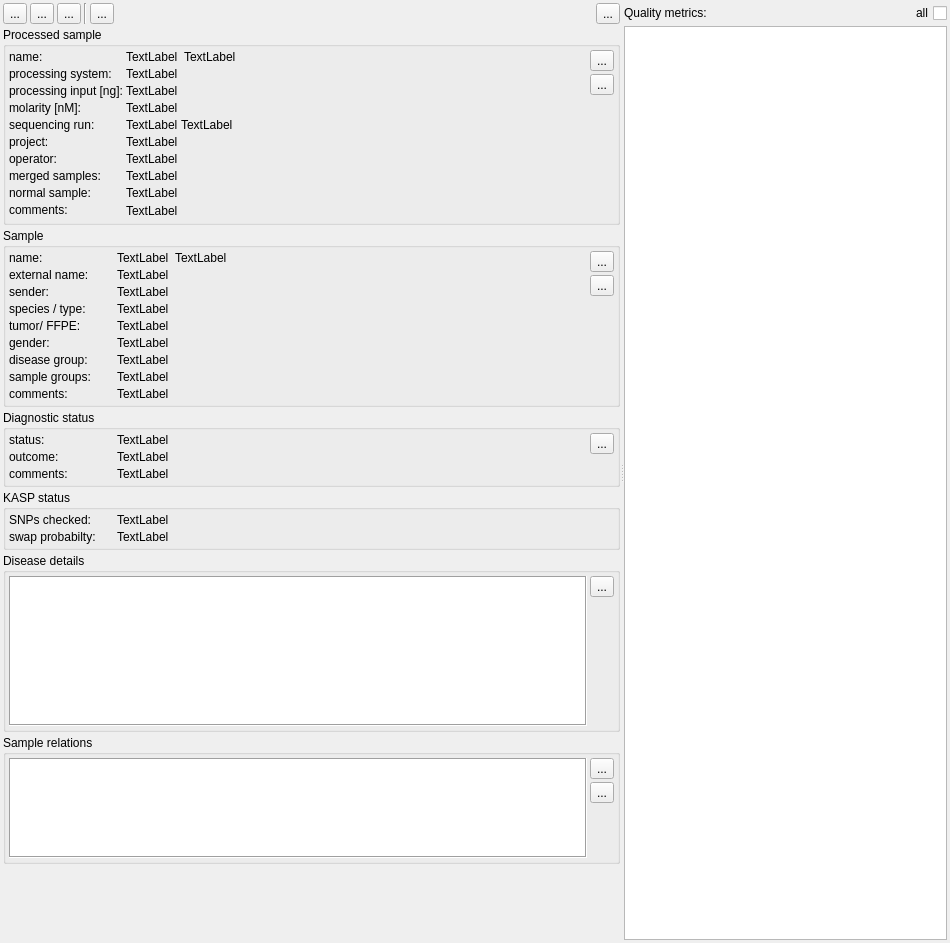
This is src/GSvar/ProcessedSampleWidget.ui in imgag/ngs-bits as Qt 5 draws it before an edit. The edited form follows.
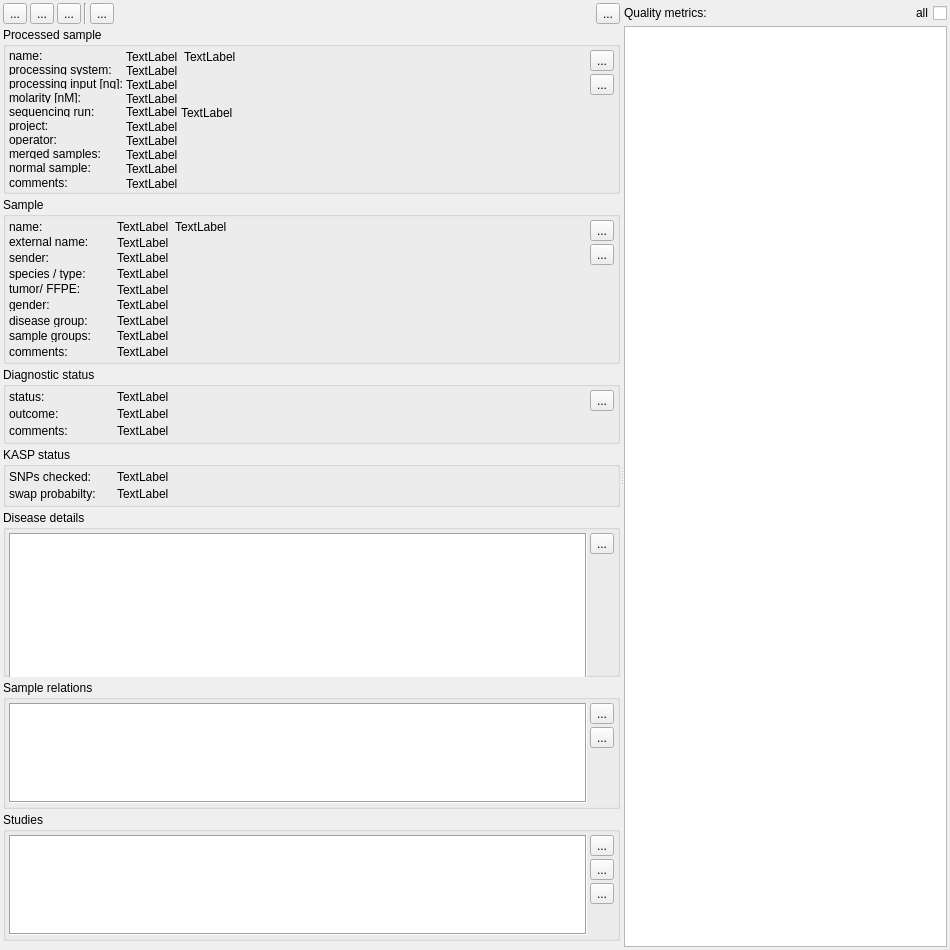
This is the edited form. Icons and pictures are not drawn. Custom widgets are drawn as their Qt base class.

Commit message: NGSD/GSvar: Added studies (processed samples can be assigned to several studies).

Diff of the .ui file:
```diff
--- a/src/GSvar/ProcessedSampleWidget.ui
+++ b/src/GSvar/ProcessedSampleWidget.ui
@@ -7,13 +7,13 @@
     <x>0</x>
     <y>0</y>
     <width>950</width>
-    <height>943</height>
+    <height>950</height>
    </rect>
   </property>
   <property name="minimumSize">
    <size>
     <width>950</width>
-    <height>800</height>
+    <height>950</height>
    </size>
   </property>
   <property name="windowTitle">
@@ -44,7 +44,7 @@
       <bool>false</bool>
      </property>
      <widget class="QWidget" name="layoutWidget">
-      <layout class="QVBoxLayout" name="verticalLayout_4" stretch="0,0,0,0,0,0,0,0">
+      <layout class="QVBoxLayout" name="verticalLayout_4" stretch="0,0,0,0,0,0,0,0,0">
        <property name="spacing">
         <number>3</number>
        </property>
@@ -1086,6 +1086,113 @@
          </layout>
         </widget>
        </item>
+       <item>
+        <widget class="QGroupBox" name="groupBox_6">
+         <property name="title">
+          <string>Studies</string>
+         </property>
+         <property name="flat">
+          <bool>true</bool>
+         </property>
+         <layout class="QHBoxLayout" name="horizontalLayout_11">
+          <property name="spacing">
+           <number>3</number>
+          </property>
+          <property name="leftMargin">
+           <number>3</number>
+          </property>
+          <property name="topMargin">
+           <number>3</number>
+          </property>
+          <property name="rightMargin">
+           <number>3</number>
+          </property>
+          <property name="bottomMargin">
+           <number>3</number>
+          </property>
+          <item>
+           <widget class="DBTableWidget" name="studies">
+            <property name="sizePolicy">
+             <sizepolicy hsizetype="Expanding" vsizetype="Preferred">
+              <horstretch>0</horstretch>
+              <verstretch>0</verstretch>
+             </sizepolicy>
+            </property>
+            <property name="minimumSize">
+             <size>
+              <width>450</width>
+              <height>100</height>
+             </size>
+            </property>
+            <property name="maximumSize">
+             <size>
+              <width>16777215</width>
+              <height>100</height>
+             </size>
+            </property>
+            <property name="frameShape">
+             <enum>QFrame::Box</enum>
+            </property>
+            <property name="selectionMode">
+             <enum>QAbstractItemView::SingleSelection</enum>
+            </property>
+           </widget>
+          </item>
+          <item>
+           <layout class="QVBoxLayout" name="verticalLayout_8" stretch="0,0,0,0">
+            <property name="spacing">
+             <number>3</number>
+            </property>
+            <item>
+             <widget class="QToolButton" name="study_edit_btn">
+              <property name="toolTip">
+               <string>Edit selected study.</string>
+              </property>
+              <property name="text">
+               <string>...</string>
+              </property>
+              <property name="icon">
+               <iconset resource="GSvar.qrc">
+                <normaloff>:/Icons/Edit.png</normaloff>:/Icons/Edit.png</iconset>
+              </property>
+             </widget>
+            </item>
+            <item>
+             <widget class="QToolButton" name="study_add_btn">
+              <property name="toolTip">
+               <string>Add study.</string>
+              </property>
+              <property name="text">
+               <string>...</string>
+              </property>
+              <property name="icon">
+               <iconset resource="GSvar.qrc">
+                <normaloff>:/Icons/Add.png</normaloff>:/Icons/Add.png</iconset>
+              </property>
+             </widget>
+            </item>
+            <item>
+             <widget class="QToolButton" name="study_delete_btn">
+              <property name="toolTip">
+               <string>Remove selected study.</string>
+              </property>
+              <property name="text">
+               <string>...</string>
+              </property>
+              <property name="icon">
+               <iconset resource="GSvar.qrc">
+                <normaloff>:/Icons/Remove.png</normaloff>:/Icons/Remove.png</iconset>
+              </property>
+             </widget>
+            </item>
+            <item>
+             <widget class="QWidget" name="widget_6" native="true"/>
+            </item>
+           </layout>
+          </item>
+         </layout>
+        </widget>
+       </item>
        <item>
         <spacer name="verticalSpacer_2">
          <property name="orientation">
```
Left out of the diff: 5 changed lines with no effect on the pictures. The commit also changes 16 other files.
